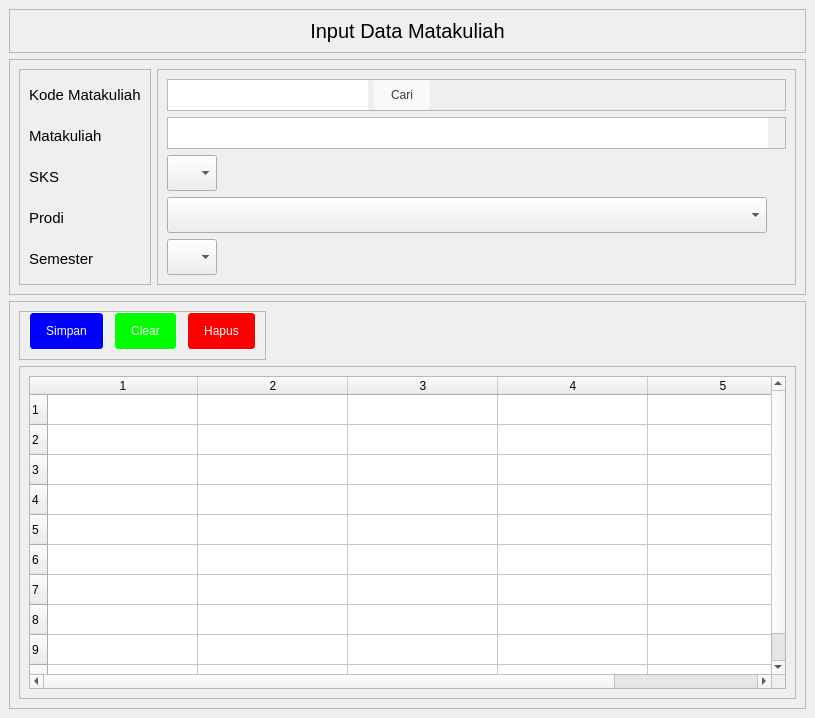
fajaraldev/aplikasi-pengisian-krs, file ui/matakuliah.ui: the form before one commit.
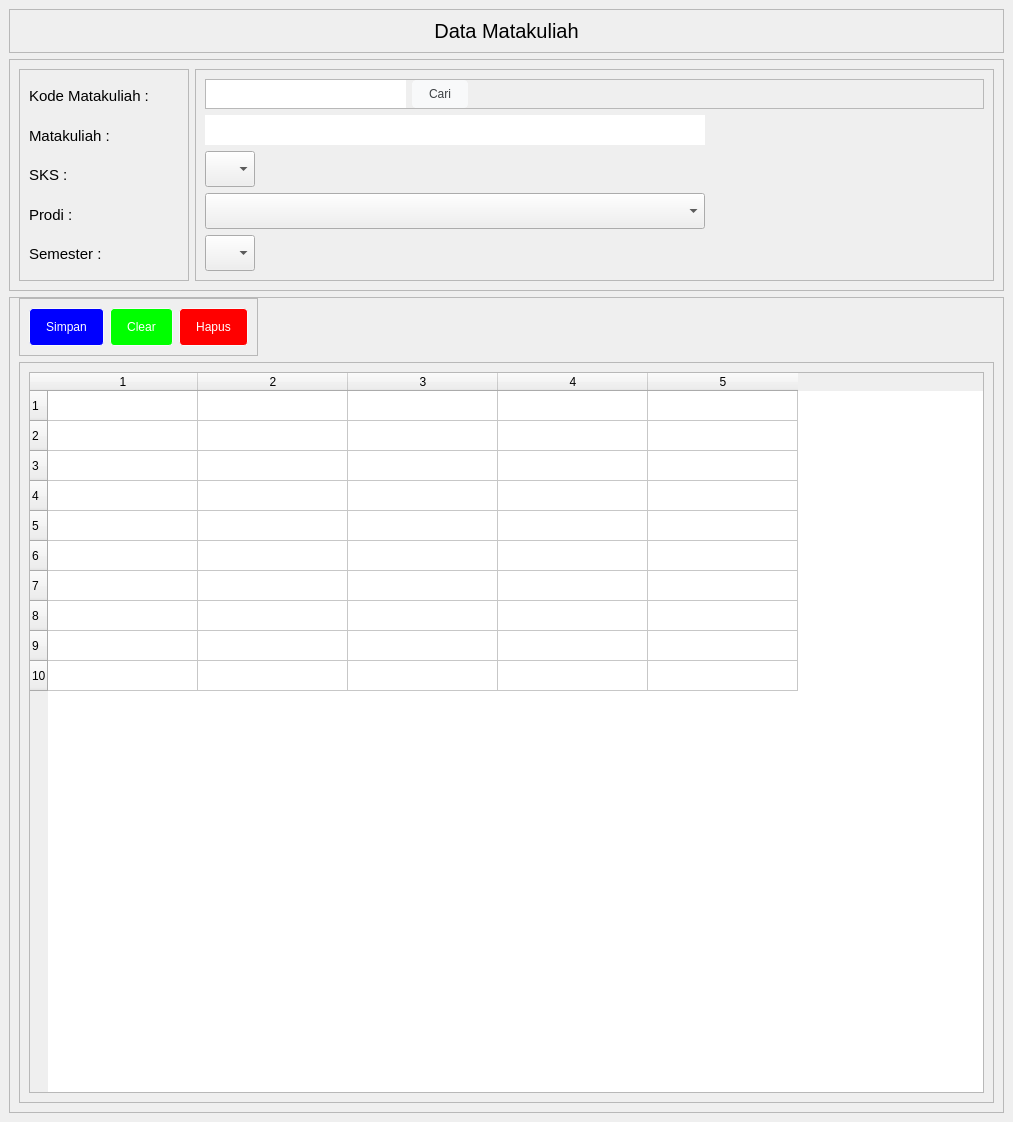
The form after the commit.

The edit to the form file:
```diff
--- a/ui/matakuliah.ui
+++ b/ui/matakuliah.ui
@@ -6,15 +6,51 @@
    <rect>
     <x>0</x>
     <y>0</y>
-    <width>815</width>
-    <height>718</height>
+    <width>1013</width>
+    <height>1122</height>
    </rect>
   </property>
+  <property name="minimumSize">
+   <size>
+    <width>480</width>
+    <height>0</height>
+   </size>
+  </property>
   <property name="windowTitle">
    <string>MainWindow</string>
   </property>
   <property name="styleSheet">
-   <string notr="true">QLineEdit, QDateEdit {
+   <string notr="true">QScrollArea{
+border: none;
+}
+
+QScrollBar:vertical {
+	background-color:#fefefe;
+	width:10px;
+}
+QScrollBar::handle:vertical {
+	background-color: #808793;
+	min-height: 30px;
+	border-radius: 4px;
+}
+QScrollBar::handle:vertical:hover{	
+	background-color:#a1a6af;
+}
+
+QScrollBar:horizontal {
+	background-color:#fefefe;
+	height:10px;
+}
+QScrollBar::handle:horizontal {
+	background-color: #808793;
+	min-height: 30px;
+	border-radius: 4px;
+}
+QScrollBar::handle:horizontal:hover{	
+	background-color:#a1a6af;
+}
+
+QLineEdit, QDateEdit {
 	border: none;
 }
 
@@ -57,34 +93,55 @@
   </property>
   <widget class="QWidget" name="centralwidget">
    <property name="sizePolicy">
-    <sizepolicy hsizetype="Expanding" vsizetype="Expanding">
+    <sizepolicy hsizetype="Preferred" vsizetype="Preferred">
      <horstretch>0</horstretch>
      <verstretch>0</verstretch>
     </sizepolicy>
    </property>
-   <property name="minimumSize">
-    <size>
-     <width>480</width>
-     <height>480</height>
-    </size>
+   <property name="styleSheet">
+    <string notr="true"/>
    </property>
    <layout class="QVBoxLayout" name="verticalLayout">
+    <property name="spacing">
+     <number>0</number>
+    </property>
+    <property name="leftMargin">
+     <number>0</number>
+    </property>
+    <property name="topMargin">
+     <number>0</number>
+    </property>
+    <property name="rightMargin">
+     <number>0</number>
+    </property>
+    <property name="bottomMargin">
+     <number>0</number>
+    </property>
     <item>
-     <widget class="QFrame" name="frame">
-      <property name="sizePolicy">
-       <sizepolicy hsizetype="Preferred" vsizetype="Fixed">
-        <horstretch>0</horstretch>
-        <verstretch>0</verstretch>
-       </sizepolicy>
+     <widget class="QScrollArea" name="scrollArea">
+      <property name="widgetResizable">
+       <bool>true</bool>
       </property>
-      <property name="frameShape">
-       <enum>QFrame::StyledPanel</enum>
-      </property>
-      <property name="frameShadow">
-       <enum>QFrame::Raised</enum>
-      </property>
-      <layout class="QHBoxLayout" name="horizontalLayout">
+      <widget class="QWidget" name="scrollAreaWidgetContents">
+       <property name="geometry">
+        <rect>
+         <x>0</x>
+         <y>0</y>
+         <width>1013</width>
+         <height>1122</height>
+        </rect>
+       </property>
+       <layout class="QVBoxLayout" name="verticalLayout_2">
        <item alignment="Qt::AlignTop">
+         <widget class="QFrame" name="frame">
+          <property name="frameShape">
+           <enum>QFrame::StyledPanel</enum>
+          </property>
+          <property name="frameShadow">
+           <enum>QFrame::Raised</enum>
+          </property>
+          <layout class="QVBoxLayout" name="verticalLayout_3">
+           <item>
         <widget class="QLabel" name="label">
          <property name="font">
           <font>
@@ -92,7 +149,7 @@
           </font>
          </property>
          <property name="text">
-          <string>Input Data Matakuliah</string>
+              <string>Data Matakuliah</string>
          </property>
          <property name="alignment">
           <set>Qt::AlignCenter</set>
@@ -105,7 +162,7 @@
     <item>
      <widget class="QFrame" name="frame_2">
       <property name="sizePolicy">
-       <sizepolicy hsizetype="Expanding" vsizetype="Preferred">
+           <sizepolicy hsizetype="Preferred" vsizetype="Preferred">
         <horstretch>0</horstretch>
         <verstretch>0</verstretch>
        </sizepolicy>
@@ -116,9 +173,27 @@
       <property name="frameShadow">
        <enum>QFrame::Raised</enum>
       </property>
-      <layout class="QHBoxLayout" name="horizontalLayout_2">
+          <layout class="QHBoxLayout" name="horizontalLayout">
        <item alignment="Qt::AlignLeft">
         <widget class="QFrame" name="frame_4">
+             <property name="sizePolicy">
+              <sizepolicy hsizetype="Expanding" vsizetype="Preferred">
+               <horstretch>0</horstretch>
+               <verstretch>0</verstretch>
+              </sizepolicy>
+             </property>
+             <property name="minimumSize">
+              <size>
+               <width>170</width>
+               <height>0</height>
+              </size>
+             </property>
+             <property name="maximumSize">
+              <size>
+               <width>170</width>
+               <height>16777215</height>
+              </size>
+             </property>
          <property name="font">
           <font>
            <family>Segoe UI Symbol</family>
@@ -131,13 +206,7 @@
          <property name="frameShadow">
           <enum>QFrame::Raised</enum>
          </property>
-         <layout class="QVBoxLayout" name="verticalLayout_2">
-          <property name="spacing">
-           <number>9</number>
-          </property>
-          <property name="topMargin">
-           <number>9</number>
-          </property>
+             <layout class="QVBoxLayout" name="verticalLayout_6">
           <item>
            <widget class="QLabel" name="label_2">
             <property name="font">
@@ -146,7 +215,7 @@
              </font>
             </property>
             <property name="text">
-             <string>Kode Matakuliah</string>
+                 <string>Kode Matakuliah :</string>
             </property>
            </widget>
           </item>
@@ -158,7 +227,7 @@
              </font>
             </property>
             <property name="text">
-             <string>Matakuliah</string>
+                 <string>Matakuliah :</string>
             </property>
            </widget>
           </item>
@@ -170,7 +239,7 @@
              </font>
             </property>
             <property name="text">
-             <string>SKS</string>
+                 <string>SKS :</string>
             </property>
            </widget>
           </item>
@@ -182,7 +251,7 @@
              </font>
             </property>
             <property name="text">
-             <string>Prodi</string>
+                 <string>Prodi :</string>
             </property>
            </widget>
           </item>
@@ -194,30 +263,27 @@
              </font>
             </property>
             <property name="text">
-             <string>Semester</string>
+                 <string>Semester :</string>
             </property>
            </widget>
           </item>
          </layout>
         </widget>
        </item>
-       <item>
-        <widget class="QFrame" name="frame_5">
-         <property name="sizePolicy">
-          <sizepolicy hsizetype="Expanding" vsizetype="Preferred">
-           <horstretch>0</horstretch>
-           <verstretch>0</verstretch>
-          </sizepolicy>
-         </property>
-         <property name="frameShape">
-          <enum>QFrame::StyledPanel</enum>
-         </property>
-         <property name="frameShadow">
-          <enum>QFrame::Raised</enum>
-         </property>
-         <layout class="QVBoxLayout" name="verticalLayout_3">
           <item>
            <widget class="QFrame" name="frame_6">
+             <property name="frameShape">
+              <enum>QFrame::StyledPanel</enum>
+             </property>
+             <property name="frameShadow">
+              <enum>QFrame::Raised</enum>
+             </property>
+             <layout class="QVBoxLayout" name="verticalLayout_7">
+              <property name="spacing">
+               <number>6</number>
+              </property>
+              <item>
+               <widget class="QFrame" name="frame_7">
             <property name="sizePolicy">
              <sizepolicy hsizetype="Preferred" vsizetype="Preferred">
               <horstretch>0</horstretch>
@@ -230,6 +296,12 @@
               <height>0</height>
              </size>
             </property>
+                <property name="maximumSize">
+                 <size>
+                  <width>16777215</width>
+                  <height>30</height>
+                 </size>
+                </property>
             <property name="frameShape">
              <enum>QFrame::StyledPanel</enum>
             </property>
@@ -293,30 +365,6 @@
            </widget>
           </item>
           <item>
-           <widget class="QFrame" name="frame_7">
-            <property name="frameShape">
-             <enum>QFrame::StyledPanel</enum>
-            </property>
-            <property name="frameShadow">
-             <enum>QFrame::Raised</enum>
-            </property>
-            <layout class="QVBoxLayout" name="verticalLayout_6">
-             <property name="spacing">
-              <number>0</number>
-             </property>
-             <property name="leftMargin">
-              <number>0</number>
-             </property>
-             <property name="topMargin">
-              <number>0</number>
-             </property>
-             <property name="rightMargin">
-              <number>0</number>
-             </property>
-             <property name="bottomMargin">
-              <number>0</number>
-             </property>
-             <item>
               <widget class="QLineEdit" name="txtMatakuliah">
                <property name="minimumSize">
                 <size>
@@ -326,7 +374,7 @@
                </property>
                <property name="maximumSize">
                 <size>
-                 <width>600</width>
+                  <width>500</width>
                  <height>16777215</height>
                 </size>
                </property>
@@ -335,9 +383,6 @@
                  <pointsize>12</pointsize>
                 </font>
                </property>
-              </widget>
-             </item>
-            </layout>
            </widget>
           </item>
           <item>
@@ -407,13 +452,13 @@
             </property>
             <property name="minimumSize">
              <size>
-              <width>50</width>
+                  <width>300</width>
               <height>0</height>
              </size>
             </property>
             <property name="maximumSize">
              <size>
-              <width>600</width>
+                  <width>500</width>
               <height>16777215</height>
              </size>
             </property>
@@ -515,8 +560,11 @@
       <property name="frameShadow">
        <enum>QFrame::Raised</enum>
       </property>
-      <layout class="QVBoxLayout" name="verticalLayout_11">
-       <item alignment="Qt::AlignLeft">
+          <layout class="QVBoxLayout" name="verticalLayout_4">
+           <property name="topMargin">
+            <number>0</number>
+           </property>
+           <item alignment="Qt::AlignLeft|Qt::AlignTop">
         <widget class="QFrame" name="frame_14">
          <property name="frameShape">
           <enum>QFrame::StyledPanel</enum>
@@ -524,13 +572,7 @@
          <property name="frameShadow">
           <enum>QFrame::Raised</enum>
          </property>
-         <layout class="QHBoxLayout" name="horizontalLayout_4">
-          <property name="spacing">
-           <number>10</number>
-          </property>
-          <property name="topMargin">
-           <number>0</number>
-          </property>
+             <layout class="QHBoxLayout" name="horizontalLayout_2">
           <item>
            <widget class="QPushButton" name="btnSimpan">
             <property name="minimumSize">
@@ -580,14 +622,14 @@
         </widget>
        </item>
        <item>
-        <widget class="QFrame" name="frame_15">
+            <widget class="QFrame" name="frame_5">
          <property name="frameShape">
           <enum>QFrame::StyledPanel</enum>
          </property>
          <property name="frameShadow">
           <enum>QFrame::Raised</enum>
          </property>
-         <layout class="QVBoxLayout" name="verticalLayout_12">
+             <layout class="QVBoxLayout" name="verticalLayout_5">
           <item>
            <widget class="QTableWidget" name="gridMatakuliah">
             <property name="sizePolicy">
@@ -596,6 +638,12 @@
               <verstretch>0</verstretch>
              </sizepolicy>
             </property>
+                <property name="minimumSize">
+                 <size>
+                  <width>700</width>
+                  <height>500</height>
+                 </size>
+                </property>
             <property name="rowCount">
              <number>10</number>
             </property>
@@ -626,6 +674,10 @@
         </widget>
        </item>
       </layout>
+         </widget>
+        </item>
+       </layout>
+      </widget>
      </widget>
     </item>
    </layout>
```
Lines whose indentation alone changed are shown as unchanged.
